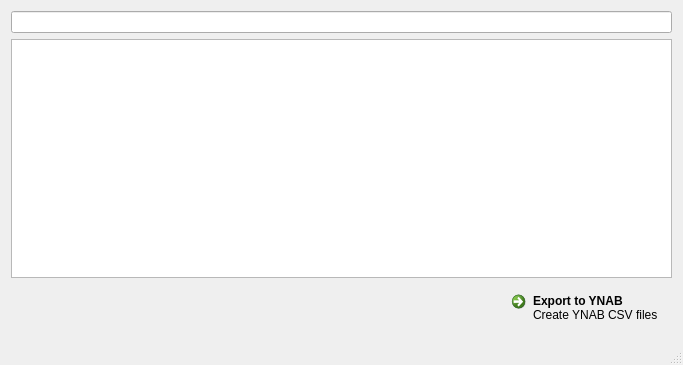
Above: mainwindow.ui from AndreSomers/ING2YNAB before the change. Below: the same form after it.
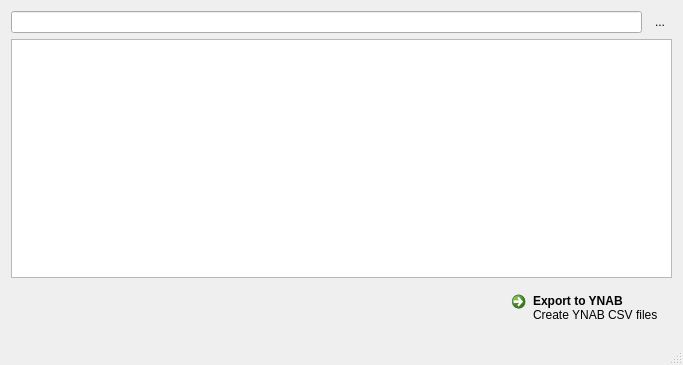
That is the form after the change. Icons and pictures are not drawn.

Commit message:
WIP on Settings Dialog: * Create settings button in main UI * Create skeleton settings dialog with settings page
TODO:
Add editing of card names, account names, and filters

What changed in the file:
```diff
--- a/mainwindow.ui
+++ b/mainwindow.ui
@@ -20,11 +20,32 @@
   <widget class="QWidget" name="centralWidget">
    <layout class="QVBoxLayout" name="verticalLayout">
     <item>
+     <layout class="QHBoxLayout" name="horizontalLayout_2">
+      <item>
      <widget class="QLineEdit" name="leFilter">
       <property name="clearButtonEnabled">
        <bool>true</bool>
       </property>
      </widget>
+      </item>
+      <item>
+       <widget class="QToolButton" name="cmdSettings">
+        <property name="toolTip">
+         <string>Settings</string>
+        </property>
+        <property name="text">
+         <string>...</string>
+        </property>
+        <property name="icon">
+         <iconset resource="images.qrc">
+          <normaloff>:/images/gear.png</normaloff>:/images/gear.png</iconset>
+        </property>
+        <property name="autoRaise">
+         <bool>true</bool>
+        </property>
+       </widget>
+      </item>
+     </layout>
     </item>
     <item>
      <widget class="QTreeView" name="transactionView">
```
Lines whose indentation alone changed are shown as unchanged. The commit also changes 8 other files.
